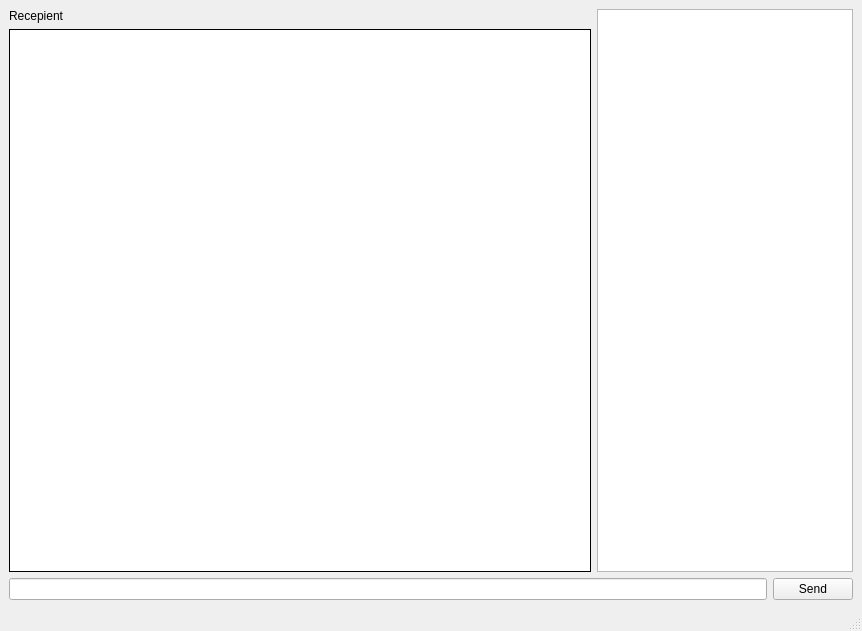
Above: ui/client_main_window.ui from Tippman/messenger before the change. Below: the same form after it.
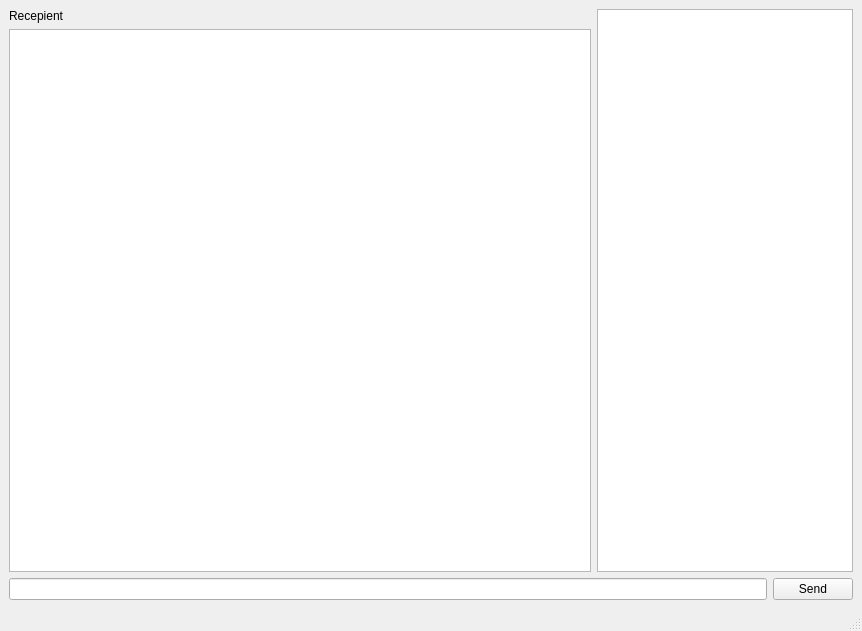
That is the form after the change.

Diff of the .ui file:
```diff
--- a/ui/client_main_window.ui
+++ b/ui/client_main_window.ui
@@ -31,23 +31,7 @@
        </widget>
       </item>
       <item>
-       <widget class="QLabel" name="chatHistoryLabel">
-        <property name="sizePolicy">
-         <sizepolicy hsizetype="Expanding" vsizetype="Preferred">
-          <horstretch>0</horstretch>
-          <verstretch>0</verstretch>
-         </sizepolicy>
-        </property>
-        <property name="styleSheet">
-         <string notr="true">background-color: rgb(255, 255, 255);</string>
-        </property>
-        <property name="frameShape">
-         <enum>QFrame::Box</enum>
-        </property>
-        <property name="text">
-         <string>&lt;html&gt;&lt;head/&gt;&lt;body&gt;&lt;p&gt;&lt;br/&gt;&lt;/p&gt;&lt;/body&gt;&lt;/html&gt;</string>
-        </property>
-       </widget>
+       <widget class="QListWidget" name="chatHistoryList"/>
       </item>
      </layout>
     </item>
```
Left out of the diff: 2 changed lines with no effect on the pictures.
